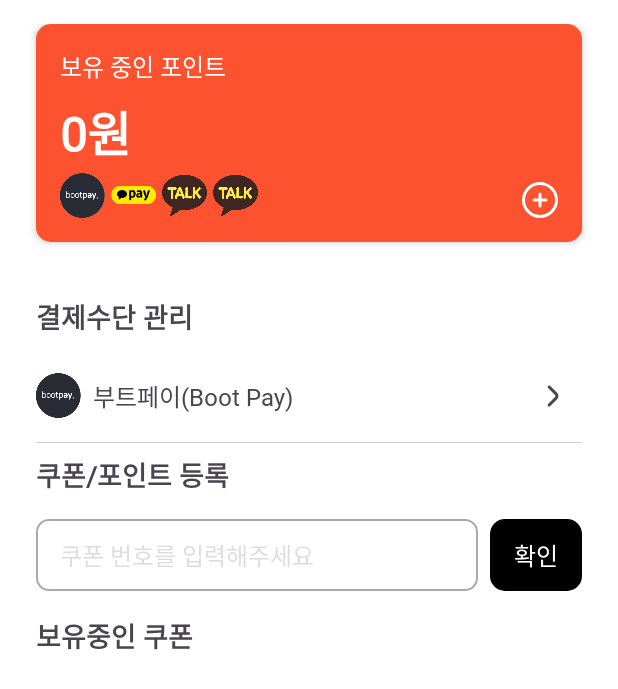
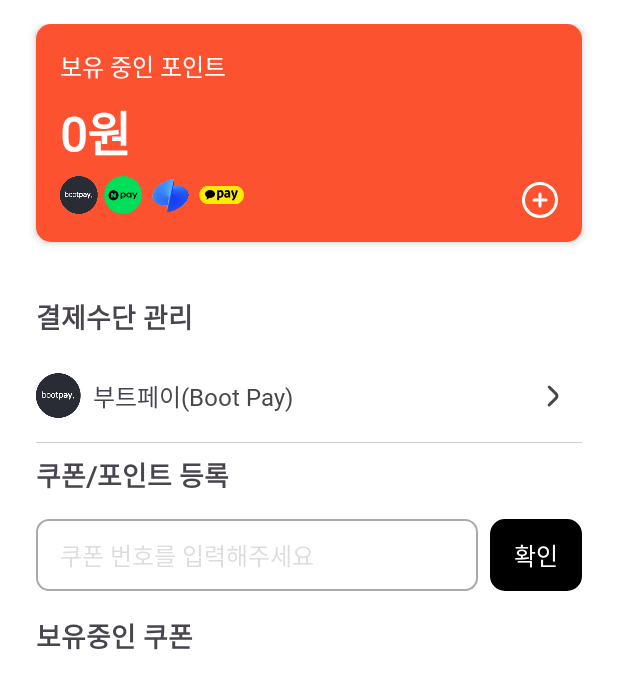
Before and after one commit to LeFlamish/SAVE-THE-TTUK, an Android app: the layout frag2_payment.xml on its own in the app's theme, with its tools: preview values and no code run, on a phone screen of 412 x 824 dp. Shown: the top 689 px of the screen. Run offline under Robolectric (Android 15) with nearby library versions, the phone set to English and light mode, and no system bars.

Commit message:
2번 탭 레이아웃 수정 중

```diff
--- /dev/null
+++ b/sharehelmet/app/src/main/res/drawable/symbol_cr_npaygr_large.xml
@@ -0,0 +1,9 @@
+<vector xmlns:android="http://schemas.android.com/apk/res/android" android:height="150dp" android:viewportHeight="140" android:viewportWidth="140" android:width="150dp">
+
+    <path android:fillColor="#00DE5A" android:pathData="M70,140C31.34,140 0,108.66 0,70C0,31.34 31.34,0 70,0C108.66,0 140,31.34 140,70C140,108.66 108.66,140 70,140Z"/>
+
+    <path android:fillColor="#000000" android:pathData="M118.89,61.31L113.79,72.94L108.02,61.31H103.58L111.76,77.44L108.38,84.97H112.69L123.2,61.3H118.89V61.31ZM101.11,79.29H96.9V77.61C95.37,78.92 93.55,79.65 91.34,79.65C86.29,79.65 82.34,75.55 82.34,70.3C82.34,65.05 86.29,60.94 91.34,60.94C93.54,60.94 95.37,61.67 96.9,62.98V61.3H101.11V79.29ZM97.39,70.3C97.39,66.9 95.02,64.33 91.88,64.33C88.75,64.33 86.37,66.9 86.37,70.3C86.37,73.69 88.74,76.26 91.88,76.26C95.02,76.26 97.39,73.69 97.39,70.3ZM61.38,84.97H65.78V77.76C67.26,78.98 69.03,79.65 71.14,79.65C76.19,79.65 80.14,75.55 80.14,70.3C80.14,65.05 76.19,60.94 71.14,60.94C68.94,60.94 67.11,61.67 65.59,62.98V61.3H61.38V84.97ZM70.61,64.34C73.74,64.34 76.11,66.91 76.11,70.3C76.11,73.69 73.75,76.27 70.61,76.27C67.47,76.27 65.1,73.69 65.1,70.3C65.1,66.91 67.46,64.34 70.61,64.34Z"/>
+
+    <path android:fillColor="#000000" android:pathData="M53.49,70.85C53.49,80.98 45.28,89.2 35.14,89.2C25.01,89.2 16.79,80.98 16.79,70.85C16.79,60.71 25.01,52.5 35.14,52.5C45.28,52.5 53.49,60.71 53.49,70.85ZM38.21,62.23V71.45L31.8,62.23H26.52V79.47H32.07V70.25L38.48,79.47H43.77V62.23H38.21Z"/>
+
+</vector>
--- /dev/null
+++ b/sharehelmet/app/src/main/res/drawable/tosspayxml.xml
@@ -0,0 +1,7 @@
+<?xml version="1.0" encoding="utf-8"?>
+<layer-list xmlns:android="http://schemas.android.com/apk/res/android">
+    <item
+        android:drawable="@drawable/toss_symbol_primary"
+        android:width="30dp"
+        android:height="30dp" />
+</layer-list>
--- a/sharehelmet/app/src/main/res/layout/frag2_payment.xml
+++ b/sharehelmet/app/src/main/res/layout/frag2_payment.xml
@@ -8,8 +8,6 @@
 
     <!-- Available Beam Credits -->
 
-
-    <!-- Payment Method Section -->
     <RelativeLayout
         android:id="@+id/credits_container"
         android:layout_width="match_parent"
@@ -70,9 +68,28 @@
 
             <ImageView
                 android:id="@+id/icon_kakao_pay"
+                android:layout_width="25dp"
+                android:layout_height="25dp"
+                android:layout_gravity="center_vertical"
+                android:src="@drawable/bootpayxml" />
+
+            <ImageView
+                android:id="@+id/icon_amex"
+                android:layout_width="25dp"
+                android:layout_height="25dp"
+                android:layout_marginStart="4dp"
+                android:layout_gravity="center_vertical"
+                android:src="@drawable/symbol_cr_npaygr_large" />
+
+
+
+            <ImageView
+                android:id="@+id/icon_mastercard"
                 android:layout_width="wrap_content"
                 android:layout_height="wrap_content"
-                android:src="@drawable/bootpayxml" />
+                android:layout_marginStart="4dp"
+                android:layout_gravity="center_vertical"
+                android:src="@drawable/tosspayxml" />
 
             <ImageView
                 android:id="@+id/icon_visa"
@@ -82,21 +99,12 @@
                 android:layout_gravity="center_vertical"
                 android:src="@drawable/payment_icon_yellow_small" />
 
-            <ImageView
-                android:id="@+id/icon_mastercard"
-                android:layout_width="wrap_content"
-                android:layout_height="wrap_content"
-                android:layout_marginStart="4dp"
-                android:src="@drawable/kakao_talkxml" />
 
-            <ImageView
-                android:id="@+id/icon_amex"
-                android:layout_width="wrap_content"
-                android:layout_height="wrap_content"
-                android:layout_marginStart="4dp"
-                android:src="@drawable/kakao_talkxml" />
-        </LinearLayout>
+            </LinearLayout>
     </RelativeLayout>
+
+
+    <!-- Payment Method Section -->
 
     <RelativeLayout
         android:id="@+id/payment_method_section"
```
Also changed, not shown: sharehelmet/app/src/main/res/drawable/logo_navergr_small.xml (added, +16 -0 lines), sharehelmet/app/src/main/res/drawable/naverpayxml.xml (added, +7 -0 lines), sharehelmet/app/src/main/res/drawable/toss_symbol_primary.png (added).
